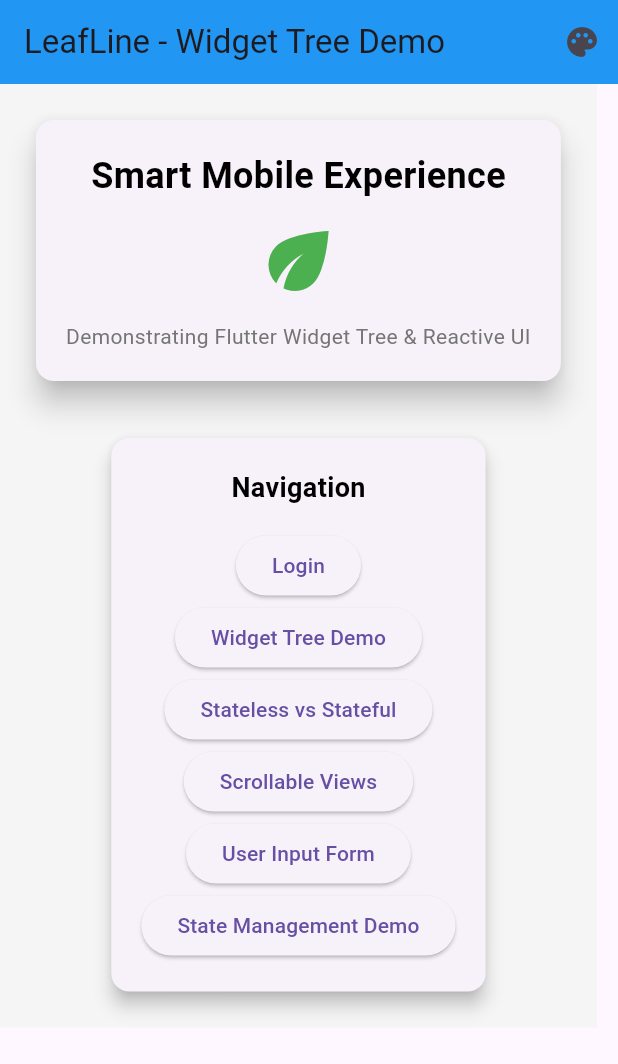
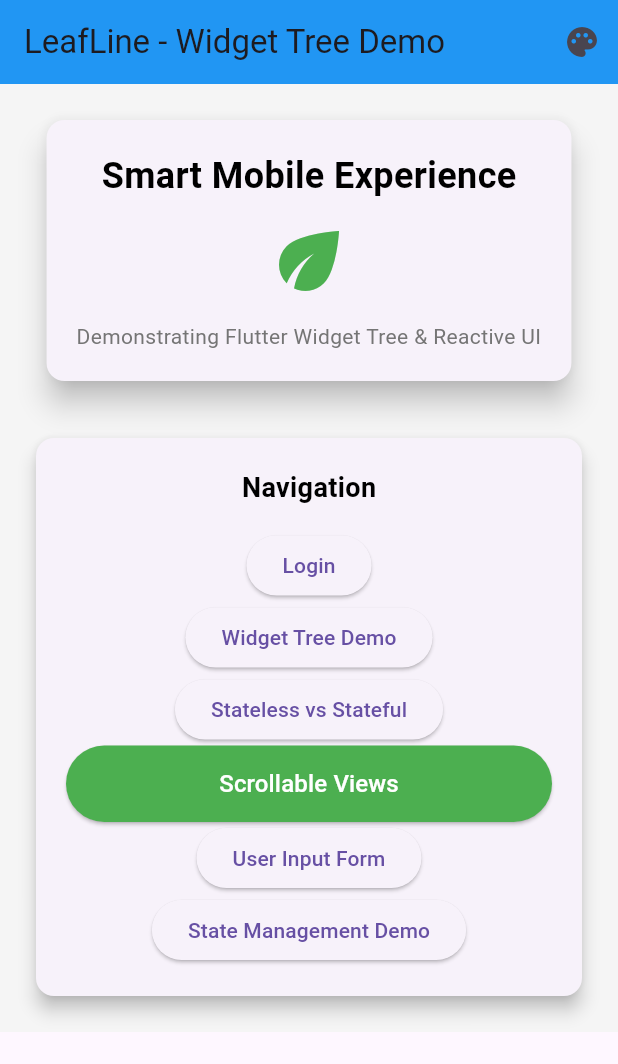
Before and after one commit to kalviumcommunity/S86-126-Nexus-Building_Smart_Mobile_Experiences_with_Flutter_Firebase-LeafLine, a Flutter app: the screen it shows after launch, on a phone screen of 412 x 824 dp. Shown: the top 1064 px of the screen. Run offline on Flutter 3.47's test engine with Material 3 defaults, Android fonts, the phone set to English and light mode, and no system bars; our stand-ins replace firebase_auth, firebase_core; accounts and stored records are empty.

Commit message:
feat: created and reused custom widgets for modular UI design

```diff
--- a/lib/main.dart
+++ b/lib/main.dart
@@ -9,6 +9,7 @@ import 'screens/stateless_stateful_demo.dart';
 import 'screens/scrollable_views.dart';
 import 'screens/user_input_form.dart';
 import 'screens/state_management_demo.dart';
+import '../widgets/primary_button.dart';
 
 void main() async {
   WidgetsFlutterBinding.ensureInitialized();
@@ -181,11 +182,11 @@ class _WelcomeScreenState extends State<WelcomeScreen> {
                         child: const Text('Stateless vs Stateful'),
                       ),
 
-                      ElevatedButton(
+                      PrimaryButton(
+                        label: 'Scrollable Views',
                         onPressed: () {
                           Navigator.pushNamed(context, '/scrollable');
                         },
-                        child: const Text('Scrollable Views'),
                       ),
 
                       ElevatedButton(
--- /dev/null
+++ b/lib/widgets/primary_button.dart
@@ -0,0 +1,32 @@
+import 'package:flutter/material.dart';
+
+class PrimaryButton extends StatelessWidget {
+  final String label;
+  final VoidCallback onPressed;
+  final Color color;
+
+  const PrimaryButton({
+    super.key,
+    required this.label,
+    required this.onPressed,
+    this.color = Colors.green,
+  });
+
+  @override
+  Widget build(BuildContext context) {
+    return SizedBox(
+      width: double.infinity,
+      child: ElevatedButton(
+        onPressed: onPressed,
+        style: ElevatedButton.styleFrom(
+          backgroundColor: color,
+          padding: const EdgeInsets.symmetric(vertical: 14),
+        ),
+        child: Text(
+          label,
+          style: const TextStyle(fontSize: 16, color: Colors.white),
+        ),
+      ),
+    );
+  }
+}
```
Also changed, not shown: lib/widgets/info_card.dart (added, +43 -0 lines).
